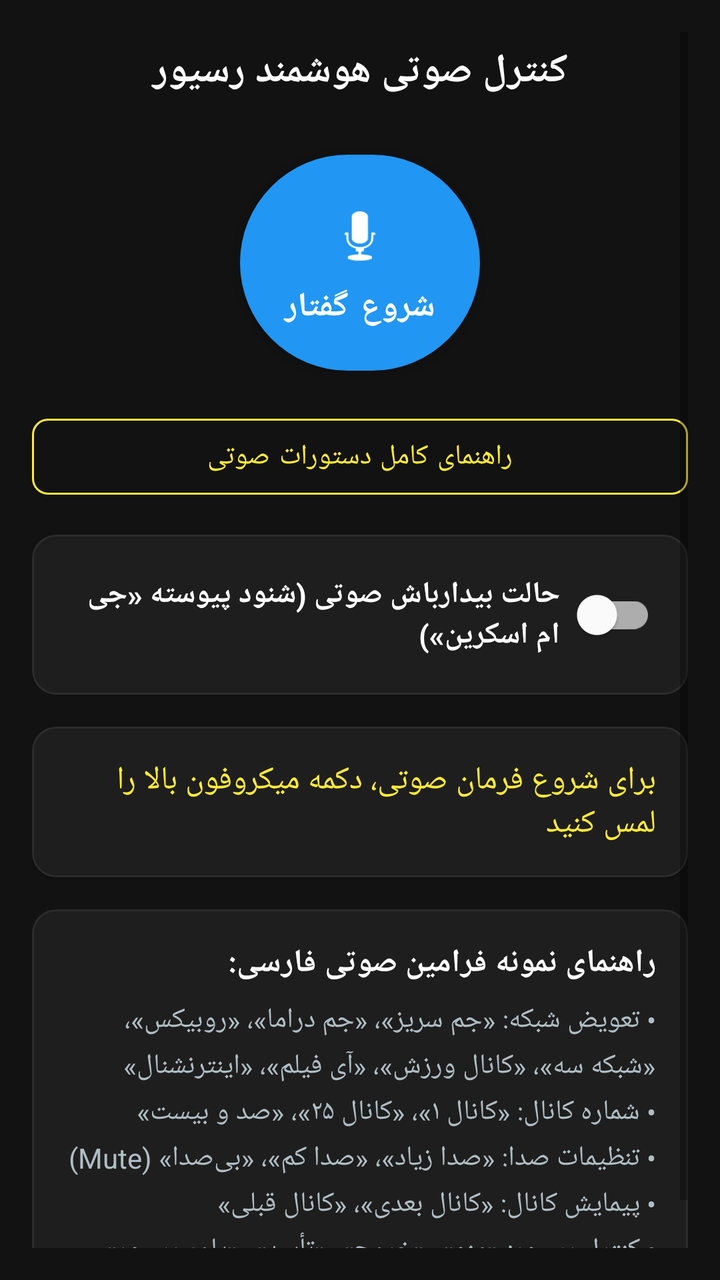
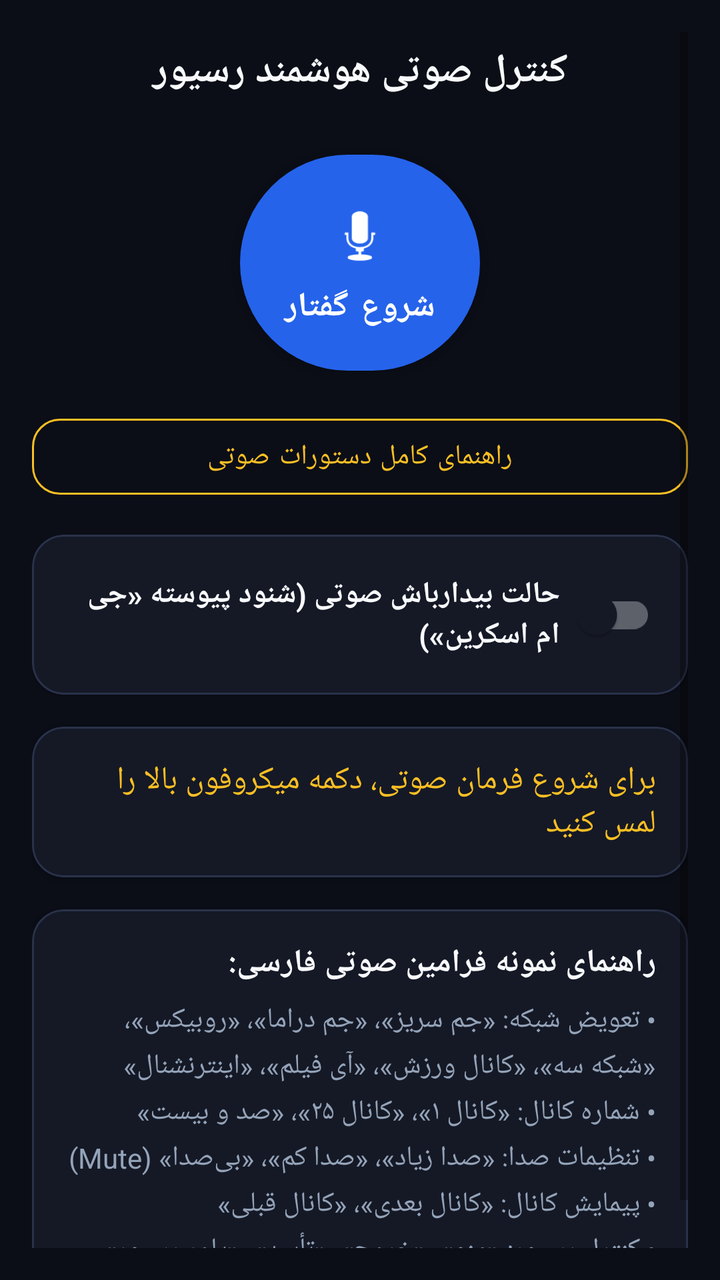

Compare the two renders of this Android layout. The source of the first and the diff that turns it into the second are given below.
<!-- AndroidManifest.xml: application theme Theme.GMScreenAccessible -->
<!-- res/layout/fragment_voice.xml -->
<?xml version="1.0" encoding="utf-8"?>
<ScrollView xmlns:android="http://schemas.android.com/apk/res/android"
    xmlns:app="http://schemas.android.com/apk/res-auto"
    android:layout_width="match_parent"
    android:layout_height="match_parent"
    android:background="@color/dark_bg"
    android:padding="16dp"
    android:fillViewport="true">

    <LinearLayout
        android:layout_width="match_parent"
        android:layout_height="wrap_content"
        android:orientation="vertical"
        android:gravity="center_horizontal">

        <TextView
            android:layout_width="match_parent"
            android:layout_height="wrap_content"
            android:text="کنترل صوتی هوشمند رسیور"
            android:textColor="@color/text_primary"
            android:textSize="20sp"
            android:textStyle="bold"
            android:gravity="center"
            android:layout_marginTop="6dp"
            android:layout_marginBottom="14dp" />

        
        <com.google.android.material.button.MaterialButton
            android:id="@+id/btnMic"
            android:layout_width="120dp"
            android:layout_height="120dp"
            android:layout_marginTop="8dp"
            android:layout_marginBottom="12dp"
            android:text="شروع گفتار"
            android:contentDescription="@string/voice_btn_tap_to_speak"
            android:textColor="@color/white"
            android:textSize="17sp"
            android:textStyle="bold"
            app:icon="@android:drawable/ic_btn_speak_now"
            app:iconGravity="textTop"
            app:iconSize="36dp"
            app:backgroundTint="@color/primary"
            app:cornerRadius="60dp" />

        
        <com.google.android.material.button.MaterialButton
            android:id="@+id/btnVoiceHelp"
            style="@style/Widget.MaterialComponents.Button.OutlinedButton"
            android:layout_width="match_parent"
            android:layout_height="50dp"
            android:layout_marginBottom="14dp"
            android:text="@string/voice_btn_help"
            android:contentDescription="راهنمای کامل دستورات صوتی در مرورگر داخلی"
            android:textColor="@color/accent_yellow"
            app:strokeColor="@color/accent_yellow"
            app:strokeWidth="1dp"
            app:cornerRadius="8dp" />

        
        <com.google.android.material.card.MaterialCardView
            android:layout_width="match_parent"
            android:layout_height="wrap_content"
            android:layout_marginBottom="16dp"
            app:cardBackgroundColor="@color/card_bg"
            app:cardCornerRadius="12dp"
            app:strokeColor="@color/divider"
            app:strokeWidth="1dp">

            <LinearLayout
                android:layout_width="match_parent"
                android:layout_height="wrap_content"
                android:orientation="horizontal"
                android:gravity="center_vertical"
                android:padding="16dp">

                <TextView
                    android:layout_width="0dp"
                    android:layout_height="wrap_content"
                    android:layout_weight="1"
                    android:text="@string/voice_wake_word_switch"
                    android:textColor="@color/text_primary"
                    android:textSize="15sp"
                    android:textStyle="bold" />

                <com.google.android.material.switchmaterial.SwitchMaterial
                    android:id="@+id/switchWakeWord"
                    android:layout_width="wrap_content"
                    android:layout_height="wrap_content"
                    android:contentDescription="کلید فعال‌سازی حالت بیدارباش شنود پیوسته کلمه جی ام اسکرین" />
            </LinearLayout>
        </com.google.android.material.card.MaterialCardView>

        
        <com.google.android.material.card.MaterialCardView
            android:layout_width="match_parent"
            android:layout_height="wrap_content"
            android:layout_marginBottom="16dp"
            app:cardBackgroundColor="@color/card_bg"
            app:cardCornerRadius="12dp"
            app:strokeColor="@color/divider"
            app:strokeWidth="1dp">

            <LinearLayout
                android:layout_width="match_parent"
                android:layout_height="wrap_content"
                android:orientation="vertical"
                android:padding="16dp">

                <TextView
                    android:id="@+id/txtVoiceStatus"
                    android:layout_width="match_parent"
                    android:layout_height="wrap_content"
                    android:text="برای شروع فرمان صوتی، دکمه میکروفون بالا را لمس کنید"
                    android:textColor="@color/accent_yellow"
                    android:textSize="16sp"
                    android:focusable="true" />

                <TextView
                    android:id="@+id/txtRecognizedQuery"
                    android:layout_width="match_parent"
                    android:layout_height="wrap_content"
                    android:layout_marginTop="8dp"
                    android:text=""
                    android:textColor="@color/text_primary"
                    android:textSize="17sp"
                    android:textStyle="bold"
                    android:visibility="gone"
                    android:focusable="true" />

                <TextView
                    android:id="@+id/txtExecutionResult"
                    android:layout_width="match_parent"
                    android:layout_height="wrap_content"
                    android:layout_marginTop="8dp"
                    android:text=""
                    android:textColor="@color/accent_green"
                    android:textSize="16sp"
                    android:visibility="gone"
                    android:focusable="true" />
            </LinearLayout>
        </com.google.android.material.card.MaterialCardView>

        
        <com.google.android.material.card.MaterialCardView
            android:layout_width="match_parent"
            android:layout_height="wrap_content"
            android:layout_marginBottom="16dp"
            app:cardBackgroundColor="@color/card_bg"
            app:cardCornerRadius="12dp"
            app:strokeColor="@color/divider"
            app:strokeWidth="1dp">

            <LinearLayout
                android:layout_width="match_parent"
                android:layout_height="wrap_content"
                android:orientation="vertical"
                android:padding="16dp">

                <TextView
                    android:layout_width="match_parent"
                    android:layout_height="wrap_content"
                    android:text="@string/voice_help_title"
                    android:textColor="@color/text_primary"
                    android:textSize="16sp"
                    android:textStyle="bold" />

                <TextView
                    android:layout_width="match_parent"
                    android:layout_height="wrap_content"
                    android:layout_marginTop="8dp"
                    android:lineSpacingExtra="4dp"
                    android:text="• تعویض شبکه: «جم سریز»، «جم دراما»، «روبیکس»، «شبکه سه»، «کانال ورزش»، «آی فیلم»، «اینترنشنال»\n• شماره کانال: «کانال ۱»، «کانال ۲۵»، «صد و بیست»\n• تنظیمات صدا: «صدا زیاد»، «صدا کم»، «بی‌صدا» (Mute)\n• پیمایش کانال: «کانال بعدی»، «کانال قبلی»\n• کنترل رسیور: «منو»، «خروج»، «تأیید»، «پاور رسیور»"
                    android:textColor="@color/text_secondary"
                    android:textSize="14sp" />
            </LinearLayout>
        </com.google.android.material.card.MaterialCardView>

    </LinearLayout>
</ScrollView>
<!-- resources referenced by this layout -->
<resources>
  <color name="accent_green">#FF4CAF50</color>
  <color name="accent_yellow">#FFFFEB3B</color>
  <color name="card_bg">#FF1E1E1E</color>
  <color name="dark_bg">#FF121212</color>
  <color name="divider">#FF2C2C2C</color>
  <color name="primary">#FF2196F3</color>
  <color name="text_primary">#FFFFFFFF</color>
  <color name="text_secondary">#FFB0BEC5</color>
  <color name="white">#FFFFFFFF</color>
  <string name="voice_btn_help">راهنمای کامل دستورات صوتی</string>
  <string name="voice_btn_tap_to_speak">دکمه میکروفون: برای ضبط و اجرای فرمان صوتی ضربه بزنید</string>
  <string name="voice_help_title">راهنمای نمونه فرامین صوتی فارسی:</string>
  <string name="voice_wake_word_switch">حالت بیدارباش صوتی (شنود پیوسته «جی ام اسکرین»)</string>
  <style name="Theme.GMScreenAccessible" parent="Theme.MaterialComponents.DayNight.NoActionBar">
          <item name="colorPrimary">@color/primary</item>
          <item name="colorPrimaryVariant">@color/primary_variant</item>
          <item name="colorOnPrimary">@color/white</item>
          <item name="colorSecondary">@color/secondary</item>
          <item name="android:statusBarColor">@color/dark_bg</item>
          <item name="android:windowBackground">@color/dark_bg</item>
      </style>
  <color name="primary_variant">#FF1976D2</color>
  <color name="secondary">#FFFF9800</color>
</resources>

<!-- the commit's change to res/layout/fragment_voice.xml (unified diff, before → after) -->
@@ -1,4 +1,5 @@
 <?xml version="1.0" encoding="utf-8"?>
+
 <ScrollView xmlns:android="http://schemas.android.com/apk/res/android"
     xmlns:app="http://schemas.android.com/apk/res-auto"
     android:layout_width="match_parent"
@@ -54,7 +55,7 @@
             android:textColor="@color/accent_yellow"
             app:strokeColor="@color/accent_yellow"
             app:strokeWidth="1dp"
-            app:cornerRadius="8dp" />
+            app:cornerRadius="14dp" />
 
         
         <com.google.android.material.card.MaterialCardView
@@ -62,8 +63,8 @@
             android:layout_height="wrap_content"
             android:layout_marginBottom="16dp"
             app:cardBackgroundColor="@color/card_bg"
-            app:cardCornerRadius="12dp"
-            app:strokeColor="@color/divider"
+            app:cardCornerRadius="16dp"
+            app:strokeColor="@color/card_border"
             app:strokeWidth="1dp">
 
             <LinearLayout
@@ -96,8 +97,8 @@
             android:layout_height="wrap_content"
             android:layout_marginBottom="16dp"
             app:cardBackgroundColor="@color/card_bg"
-            app:cardCornerRadius="12dp"
-            app:strokeColor="@color/divider"
+            app:cardCornerRadius="16dp"
+            app:strokeColor="@color/card_border"
             app:strokeWidth="1dp">
 
             <LinearLayout
@@ -146,8 +147,8 @@
             android:layout_height="wrap_content"
             android:layout_marginBottom="16dp"
             app:cardBackgroundColor="@color/card_bg"
-            app:cardCornerRadius="12dp"
-            app:strokeColor="@color/divider"
+            app:cardCornerRadius="16dp"
+            app:strokeColor="@color/card_border"
             app:strokeWidth="1dp">
 
             <LinearLayout
<!-- resource entries referenced after the edit -->
@@ -1,13 +1,13 @@
 <!-- resources referenced by this layout -->
 <resources>
-  <color name="accent_green">#FF4CAF50</color>
-  <color name="accent_yellow">#FFFFEB3B</color>
-  <color name="card_bg">#FF1E1E1E</color>
-  <color name="dark_bg">#FF121212</color>
-  <color name="divider">#FF2C2C2C</color>
-  <color name="primary">#FF2196F3</color>
-  <color name="text_primary">#FFFFFFFF</color>
-  <color name="text_secondary">#FFB0BEC5</color>
+  <color name="accent_green">#FF10B981</color>
+  <color name="accent_yellow">#FFFBBF24</color>
+  <color name="card_bg">#FF151926</color>
+  <color name="card_border">#FF2A324B</color>
+  <color name="dark_bg">#FF0B0E17</color>
+  <color name="primary">#FF2563EB</color>
+  <color name="text_primary">#FFF8FAFC</color>
+  <color name="text_secondary">#FF94A3B8</color>
   <color name="white">#FFFFFFFF</color>
   <string name="voice_btn_help">راهنمای کامل دستورات صوتی</string>
   <string name="voice_btn_tap_to_speak">دکمه میکروفون: برای ضبط و اجرای فرمان صوتی ضربه بزنید</string>
@@ -18,10 +18,25 @@
           <item name="colorPrimaryVariant">@color/primary_variant</item>
           <item name="colorOnPrimary">@color/white</item>
           <item name="colorSecondary">@color/secondary</item>
+          <item name="colorSurface">@color/card_bg</item>
+          <item name="colorOnSurface">@color/text_primary</item>
           <item name="android:statusBarColor">@color/dark_bg</item>
+          <item name="android:navigationBarColor">@color/dark_bg</item>
           <item name="android:windowBackground">@color/dark_bg</item>
+          <item name="materialAlertDialogTheme">@style/CustomMaterialAlertDialogTheme</item>
       </style>
-  <color name="primary_variant">#FF1976D2</color>
-  <color name="secondary">#FFFF9800</color>
+  <color name="primary_variant">#FF1D4ED8</color>
+  <color name="secondary">#FFF59E0B</color>
+  <style name="CustomMaterialAlertDialogTheme" parent="ThemeOverlay.MaterialComponents.MaterialAlertDialog">
+          <item name="colorSurface">@color/card_bg_elevated</item>
+          <item name="colorOnSurface">@color/text_primary</item>
+          <item name="colorPrimary">@color/primary_light</item>
+          <item name="shapeAppearanceOverlay">@style/DialogShapeAppearance</item>
+      </style>
+  <color name="card_bg_elevated">#FF1E2436</color>
+  <color name="primary_light">#FF3B82F6</color>
+  <style name="DialogShapeAppearance" parent="">
+          <item name="cornerSize">16dp</item>
+      </style>
 </resources>
 
